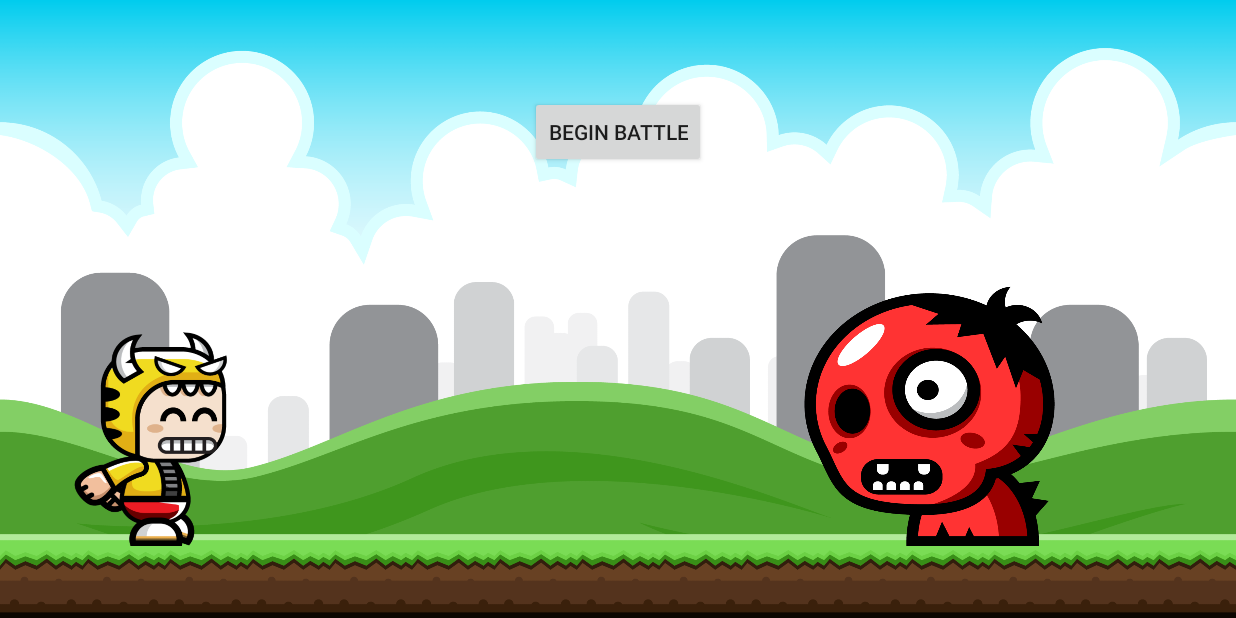
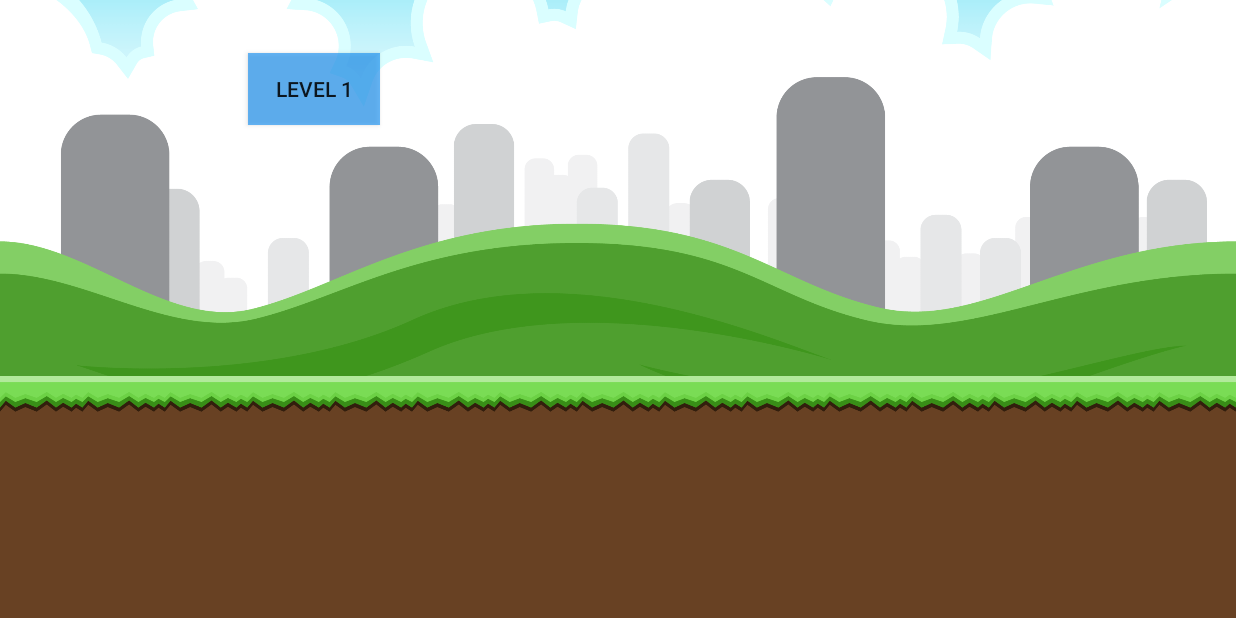
Before and after one commit to nmccoard/PocketBots, an Android app: the screen it shows after launch (BattleIntroActivity before the commit, MapScreen after it), after a tap on "NEW GAME", on a phone screen of 824 x 412 dp (held sideways). Run offline under Robolectric (Android 15) with nearby library versions, the phone set to English and light mode, and no system bars.

Commit message:
added a map screen

```diff
--- a/app/src/main/AndroidManifest.xml
+++ b/app/src/main/AndroidManifest.xml
@@ -9,16 +9,16 @@
         android:roundIcon="@mipmap/ic_launcher_round"
         android:supportsRtl="true"
         android:theme="@style/AppTheme">
+        <activity android:name=".MapScreen"></activity>
         <activity
             android:name=".BattleScreenActivity"
-            android:screenOrientation="landscape"></activity>
+            android:screenOrientation="landscape" />
         <activity
             android:name=".BattleIntroActivity"
-            android:screenOrientation="landscape"/>
+            android:screenOrientation="landscape" />
         <activity
             android:name=".MapViewActivity"
             android:screenOrientation="landscape" />
-
         <activity
             android:name=".MainActivity"
             android:screenOrientation="landscape">
--- a/app/src/main/java/com/example/pocketbots/MainActivity.java
+++ b/app/src/main/java/com/example/pocketbots/MainActivity.java
@@ -34,13 +34,14 @@ public class MainActivity extends AppCompatActivity {
         // add another button to call another function to start the map activity
         SharedPreferences.Editor editGame = gameSettings.edit();
         editGame.putInt("level", 1);
+        editGame.putInt("currentLevel", 1);
         editGame.commit();
-        Intent intent = new Intent(MainActivity.this, BattleIntroActivity.class);
+        Intent intent = new Intent(MainActivity.this, MapScreen.class);
         startActivity(intent);
     }
 
     public void loadGame(View view) {
-        Intent intent = new Intent(this, BattleIntroActivity.class);
+        Intent intent = new Intent(this, MapScreen.class);
         startActivity(intent);
     }
 }
--- /dev/null
+++ b/app/src/main/java/com/example/pocketbots/MapScreen.java
@@ -0,0 +1,160 @@
+package com.example.pocketbots;
+
+import androidx.appcompat.app.AppCompatActivity;
+
+import android.content.Context;
+import android.content.Intent;
+import android.content.SharedPreferences;
+import android.os.Bundle;
+import android.view.View;
+import android.widget.Button;
+
+public class MapScreen extends AppCompatActivity {
+    private Button lvl1Btn;
+    private Button lvl2Btn;
+    private Button lvl3Btn;
+    private Button lvl4Btn;
+    private Button lvl5Btn;
+    private Button lvl6Btn;
+    private Button lvl7Btn;
+
+    private int level;
+    private int currentLevel;
+
+    public SharedPreferences gameSettings;
+    public SharedPreferences.Editor editGame;
+
+    @Override
+    protected void onCreate(Bundle savedInstanceState) {
+        super.onCreate(savedInstanceState);
+        setContentView(R.layout.activity_map_screen);
+
+        lvl1Btn = (Button) findViewById(R.id.lvl1Btn);
+        lvl2Btn = (Button) findViewById(R.id.lvl2Btn);
+        lvl3Btn = (Button) findViewById(R.id.lvl3Btn);
+        lvl4Btn = (Button) findViewById(R.id.lvl4Btn);
+        lvl5Btn = (Button) findViewById(R.id.lvl5Btn);
+        lvl6Btn = (Button) findViewById(R.id.lvl6Btn);
+        lvl7Btn = (Button) findViewById(R.id.lvl7Btn);
+
+        // Check current level
+        gameSettings = getSharedPreferences("GameSettings", Context.MODE_PRIVATE);
+        editGame = gameSettings.edit();
+        currentLevel = gameSettings.getInt("currentLevel", 1);
+
+        switch (currentLevel){
+            case 1:
+                lvl1Btn.setVisibility(View.VISIBLE);
+                lvl2Btn.setVisibility(View.INVISIBLE);
+                lvl3Btn.setVisibility(View.INVISIBLE);
+                lvl4Btn.setVisibility(View.INVISIBLE);
+                lvl5Btn.setVisibility(View.INVISIBLE);
+                lvl6Btn.setVisibility(View.INVISIBLE);
+                lvl7Btn.setVisibility(View.INVISIBLE);
+                break;
+            case 2:
+                lvl1Btn.setVisibility(View.VISIBLE);
+                lvl2Btn.setVisibility(View.VISIBLE);
+                lvl3Btn.setVisibility(View.INVISIBLE);
+                lvl4Btn.setVisibility(View.INVISIBLE);
+                lvl5Btn.setVisibility(View.INVISIBLE);
+                lvl6Btn.setVisibility(View.INVISIBLE);
+                lvl7Btn.setVisibility(View.INVISIBLE);
+                break;
+            case 3:
+                lvl1Btn.setVisibility(View.VISIBLE);
+                lvl2Btn.setVisibility(View.VISIBLE);
+                lvl3Btn.setVisibility(View.VISIBLE);
+                lvl4Btn.setVisibility(View.INVISIBLE);
+                lvl5Btn.setVisibility(View.INVISIBLE);
+                lvl6Btn.setVisibility(View.INVISIBLE);
+                lvl7Btn.setVisibility(View.INVISIBLE);
+                break;
+            case 4:
+                lvl1Btn.setVisibility(View.VISIBLE);
+                lvl2Btn.setVisibility(View.VISIBLE);
+                lvl3Btn.setVisibility(View.VISIBLE);
+                lvl4Btn.setVisibility(View.VISIBLE);
+                lvl5Btn.setVisibility(View.INVISIBLE);
+                lvl6Btn.setVisibility(View.INVISIBLE);
+                lvl7Btn.setVisibility(View.INVISIBLE);
+                break;
+            case 5:
+                lvl1Btn.setVisibility(View.VISIBLE);
+                lvl2Btn.setVisibility(View.VISIBLE);
+                lvl3Btn.setVisibility(View.VISIBLE);
+                lvl4Btn.setVisibility(View.VISIBLE);
+                lvl5Btn.setVisibility(View.VISIBLE);
+                lvl6Btn.setVisibility(View.INVISIBLE);
+                lvl7Btn.setVisibility(View.INVISIBLE);
+                break;
+            case 6:
+                lvl1Btn.setVisibility(View.VISIBLE);
+                lvl2Btn.setVisibility(View.VISIBLE);
+                lvl3Btn.setVisibility(View.VISIBLE);
+                lvl4Btn.setVisibility(View.VISIBLE);
+                lvl5Btn.setVisibility(View.VISIBLE);
+                lvl6Btn.setVisibility(View.VISIBLE);
+                lvl7Btn.setVisibility(View.INVISIBLE);
+                break;
+            case 7:
+                lvl1Btn.setVisibility(View.VISIBLE);
+                lvl2Btn.setVisibility(View.VISIBLE);
+                lvl3Btn.setVisibility(View.VISIBLE);
+                lvl4Btn.setVisibility(View.VISIBLE);
+                lvl5Btn.setVisibility(View.VISIBLE);
+                lvl6Btn.setVisibility(View.VISIBLE);
+                lvl7Btn.setVisibility(View.VISIBLE);
+                break;
+        }
+
+    }
+    public void btn1OnClick(View view) {
+        editGame.putInt("level", 1);
+        editGame.commit();
+        Intent intent = new Intent(this, BattleIntroActivity.class);
+        startActivity(intent);
+    }
+
+    public void btn2OnClick(View view) {
+        editGame.putInt("level", 2);
+        editGame.commit();
+        Intent intent = new Intent(this, BattleIntroActivity.class);
+        startActivity(intent);
+    }
+
+    public void btn3OnClick(View view) {
+        editGame.putInt("level", 3);
+        editGame.commit();
+        Intent intent = new Intent(this, BattleIntroActivity.class);
+        startActivity(intent);
+    }
+
+    public void btn4OnClick(View view) {
+        editGame.putInt("level", 4);
+        editGame.commit();
+        Intent intent = new Intent(this, BattleIntroActivity.class);
+        startActivity(intent);
+    }
+
+    public void btnO5nClick(View view) {
+        editGame.putInt("level", 5);
+        editGame.commit();
+        Intent intent = new Intent(this, BattleIntroActivity.class);
+        startActivity(intent);
+    }
+
+    public void btn6OnClick(View view) {
+        editGame.putInt("level", 6);
+        editGame.commit();
+        Intent intent = new Intent(this, BattleIntroActivity.class);
+        startActivity(intent);
+    }
+
+    public void btn7OnClick(View view) {
+        editGame.putInt("level", 7);
+        editGame.commit();
+        Intent intent = new Intent(this, BattleIntroActivity.class);
+        startActivity(intent);
+    }
+}
--- a/app/src/main/res/layout/activity_battle_screen.xml
+++ b/app/src/main/res/layout/activity_battle_screen.xml
@@ -61,6 +61,7 @@
             android:id="@+id/radioButton1"
             android:layout_width="wrap_content"
             android:layout_height="wrap_content"
+            android:fontFamily="sans-serif-condensed"
             android:padding="6sp"
             android:text="RadioButton1"
             android:textColor="@android:color/white"
@@ -70,6 +71,7 @@
             android:id="@+id/radioButton2"
             android:layout_width="wrap_content"
             android:layout_height="wrap_content"
+            android:fontFamily="sans-serif-condensed"
             android:padding="6sp"
             android:text="RadioButton2"
             android:textSize="14sp" />
@@ -78,6 +80,7 @@
             android:id="@+id/radioButton3"
             android:layout_width="wrap_content"
             android:layout_height="wrap_content"
+            android:fontFamily="sans-serif-condensed"
             android:padding="6sp"
             android:text="RadioButton3"
             android:textSize="14sp" />
@@ -86,6 +89,7 @@
             android:id="@+id/radioButton4"
             android:layout_width="wrap_content"
             android:layout_height="wrap_content"
+            android:fontFamily="sans-serif-condensed"
             android:padding="6sp"
             android:text="RadioButton4"
             android:textSize="14sp" />
@@ -97,6 +101,7 @@
         android:layout_height="50dp"
         android:layout_marginEnd="38dp"
         android:layout_marginBottom="14dp"
+        android:fontFamily="sans-serif-medium"
         android:text="submit"
         android:textColorHighlight="#FFFFFF"
         app:layout_constraintBottom_toBottomOf="parent"
--- /dev/null
+++ b/app/src/main/res/layout/activity_map_screen.xml
@@ -0,0 +1,93 @@
+<?xml version="1.0" encoding="utf-8"?>
+<androidx.constraintlayout.widget.ConstraintLayout xmlns:android="http://schemas.android.com/apk/res/android"
+    xmlns:app="http://schemas.android.com/apk/res-auto"
+    xmlns:tools="http://schemas.android.com/tools"
+    android:layout_width="match_parent"
+    android:layout_height="match_parent"
+    tools:context=".MapScreen"
+    android:background="@drawable/background2">
+
+    <Button
+        android:id="@+id/lvl1Btn"
+        android:layout_width="wrap_content"
+        android:layout_height="wrap_content"
+        android:layout_marginStart="165dp"
+        android:layout_marginTop="35dp"
+        android:background="#AD2196F3"
+        android:onClick="btn1OnClick"
+        android:text="Level 1"
+        app:layout_constraintStart_toStartOf="parent"
+        app:layout_constraintTop_toTopOf="parent" />
+
+    <Button
+        android:id="@+id/lvl4Btn"
+        android:layout_width="wrap_content"
+        android:layout_height="wrap_content"
+        android:layout_marginStart="16dp"
+        android:layout_marginTop="35dp"
+        android:background="#B0009688"
+        android:onClick="btn4OnClick"
+        android:text="Level 4"
+        app:layout_constraintStart_toEndOf="@+id/lvl3Btn"
+        app:layout_constraintTop_toTopOf="parent" />
+
+    <Button
+        android:id="@+id/lvl5Btn"
+        android:layout_width="wrap_content"
+        android:layout_height="wrap_content"
+        android:layout_marginStart="217dp"
+        android:layout_marginTop="23dp"
+        android:background="#B24CAF50"
+        android:onClick="btnO5nClick"
+        android:text="Level 5"
+        app:layout_constraintStart_toStartOf="parent"
+        app:layout_constraintTop_toBottomOf="@+id/lvl1Btn" />
+
+    <Button
+        android:id="@+id/lvl6Btn"
+        android:layout_width="wrap_content"
+        android:layout_height="wrap_content"
+        android:layout_marginStart="16dp"
+        android:layout_marginTop="23dp"
+        android:background="#B28BC34A"
+        android:onClick="btn6OnClick"
+        android:text="Level 6"
+        app:layout_constraintStart_toEndOf="@+id/lvl5Btn"
+        app:layout_constraintTop_toBottomOf="@+id/lvl2Btn" />
+
+    <Button
+        android:id="@+id/lvl7Btn"
+        android:layout_width="wrap_content"
+        android:layout_height="wrap_content"
+        android:layout_marginStart="16dp"
+        android:layout_marginTop="23dp"
+        android:background="#B5CDDC39"
+        android:onClick="btn7OnClick"
+        android:text="Level 7"
+        app:layout_constraintStart_toEndOf="@+id/lvl6Btn"
+        app:layout_constraintTop_toBottomOf="@+id/lvl4Btn" />
+
+    <Button
+        android:id="@+id/lvl2Btn"
+        android:layout_width="wrap_content"
+        android:layout_height="wrap_content"
+        android:layout_marginStart="16dp"
+        android:layout_marginTop="35dp"
+        android:background="#AD03A9F4"
+        android:onClick="btn2OnClick"
+        android:text="Level 2"
+        app:layout_constraintStart_toEndOf="@+id/lvl1Btn"
+        app:layout_constraintTop_toTopOf="parent" />
+
+    <Button
+        android:id="@+id/lvl3Btn"
+        android:layout_width="wrap_content"
+        android:layout_height="wrap_content"
+        android:layout_marginStart="16dp"
+        android:layout_marginTop="35dp"
+        android:background="#AD00BCD4"
+        android:onClick="btn3OnClick"
+        android:text="Level 3"
+        app:layout_constraintStart_toEndOf="@+id/lvl2Btn"
+        app:layout_constraintTop_toTopOf="parent" />
+</androidx.constraintlayout.widget.ConstraintLayout>
```
Also changed, not shown: app/src/main/java/com/example/pocketbots/BattleScreenActivity.java (+12 -8 lines), app/src/main/java/com/example/pocketbots/QuizDbHelper.java (+8 -8 lines).
